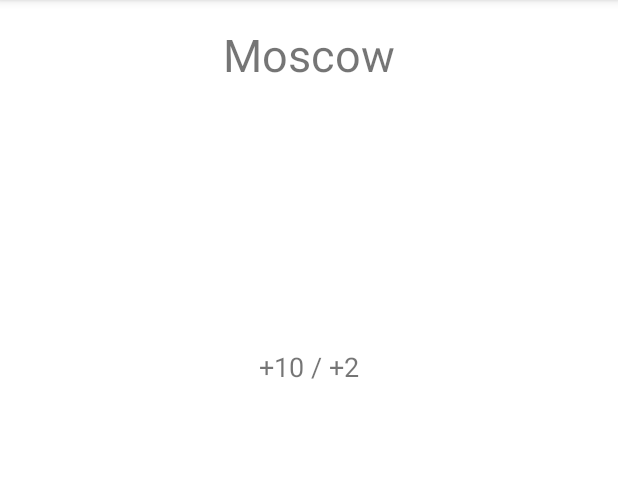
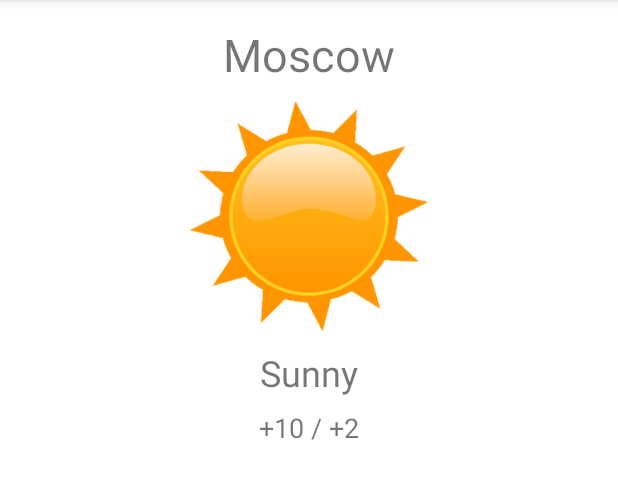
Before and after one commit to AlexStein/android-weather-app, an Android app: the screen it shows after launch (MainActivity), on a phone screen of 412 x 824 dp, the part 84-583 px from its top. Run offline under Robolectric (Android 15) with nearby library versions, the phone set to English and light mode, and no system bars.

Commit message:
Lesson 3 homework: Activity lifecycle log, Restore state, Presenter singleton

```diff
--- /dev/null
+++ b/app/src/main/java/ru/softmine/weatherapp/BundleKeys.java
@@ -0,0 +1,6 @@
+package ru.softmine.weatherapp;
+
+public class BundleKeys {
+    public static final String FORECAST = "forecastKey";
+    public static final String TEMPERATURE = "temperatureKey";
+}
--- /dev/null
+++ b/app/src/main/java/ru/softmine/weatherapp/CityPresenter.java
@@ -0,0 +1,32 @@
+package ru.softmine.weatherapp;
+
+/**
+ * Синглтон для хранения текущего города
+ */
+public class CityPresenter {
+
+    private static CityPresenter instance;
+    private static final Object obj = new Object();
+    private String cityName;
+
+    private CityPresenter() {
+        this.cityName = "";
+    }
+
+    public String getCityName() {
+        return cityName;
+    }
+
+    public void setCityName(String cityName) {
+        this.cityName = cityName;
+    }
+
+    public static CityPresenter getInstance() {
+        synchronized (obj) {
+            if (instance == null) {
+                instance = new CityPresenter();
+            }
+            return instance;
+        }
+    }
+}
--- a/app/src/main/java/ru/softmine/weatherapp/MainActivity.java
+++ b/app/src/main/java/ru/softmine/weatherapp/MainActivity.java
@@ -2,26 +2,168 @@ package ru.softmine.weatherapp;
 
 import android.content.Intent;
 import android.os.Bundle;
+import android.util.Log;
 import android.view.View;
+import android.widget.ImageView;
+import android.widget.TextView;
+import android.widget.Toast;
 
+import androidx.annotation.NonNull;
 import androidx.appcompat.app.AppCompatActivity;
 
 public class MainActivity extends AppCompatActivity {
 
-    String currentCity;
+    private static final boolean DEBUG = true;
+    private static final String TAG = MainActivity.class.getName();
+
+    private TextView cityNameTextView;
+    private TextView forecastTextView;
+    private TextView tempsTextView;
+    private ImageView weatherIconImageView;
 
     @Override
     protected void onCreate(Bundle savedInstanceState) {
         super.onCreate(savedInstanceState);
         setContentView(R.layout.activity_main);
 
-        currentCity = getResources().getString(R.string.moscow_city);
+        if (DEBUG) {
+            Log.d(TAG, "onCreate()");
+            if (savedInstanceState != null) {
+                Log.d(TAG, "Повторный запуск.");
+            } else {
+                Log.d(TAG, "Первый запуск.");
+            }
+        }
+
+        Toast.makeText(getApplicationContext(), "onCreate()", Toast.LENGTH_SHORT).show();
+
+        cityNameTextView = findViewById(R.id.cityNameTextView);
+        forecastTextView = findViewById(R.id.forecastTextView);
+        tempsTextView = findViewById(R.id.tempsTextView);
+        weatherIconImageView = findViewById(R.id.weatherIconImageView);
+
+        // Первый запуск, заполняем значениями по умолчанию
+        if (savedInstanceState == null) {
+            String cityName = getResources().getString(R.string.moscow_city);
+            String forecast = getResources().getString(R.string.forecastSunny);;
+            String temperature = getResources().getString(R.string.temperature_example);
+
+            forecastTextView.setText(forecast);
+            tempsTextView.setText(temperature);
+            // Иконку будет выставлять в зависимости от значения forecast
+            weatherIconImageView.setImageResource(R.drawable.sunny);
+
+            CityPresenter.getInstance().setCityName(cityName);
+        }
     }
 
+    @Override
+    protected void onRestart() {
+        super.onRestart();
 
+        if (DEBUG) {
+            Log.d(TAG, "onRestart()");
+        }
+
+        Toast.makeText(getApplicationContext(), "onRestart()", Toast.LENGTH_SHORT).show();
+    }
+
+    @Override
+    protected void onStart() {
+        super.onStart();
+
+        if (DEBUG) {
+            Log.d(TAG, "onStart()");
+        }
+
+        Toast.makeText(getApplicationContext(), "onStart()", Toast.LENGTH_SHORT).show();
+    }
+
+    @Override
+    protected void onRestoreInstanceState(@NonNull Bundle savedInstanceState) {
+        super.onRestoreInstanceState(savedInstanceState);
+
+        if (DEBUG) {
+            Log.d(TAG, "onRestoreInstanceState()");
+        }
+
+        Toast.makeText(getApplicationContext(), "onRestoreInstanceState()", Toast.LENGTH_SHORT).show();
+
+        // При восстановлении состояния выводим значение температуры и прогноза
+        String forecast = savedInstanceState.getString(BundleKeys.FORECAST);
+        String temperature = savedInstanceState.getString(BundleKeys.TEMPERATURE);
+
+        forecastTextView.setText(forecast);
+        tempsTextView.setText(temperature);
+        // Иконку будет выставлять в зависимости от значения forecast
+        weatherIconImageView.setImageResource(R.drawable.sunny);
+    }
+
+    @Override
+    protected void onResume() {
+        super.onResume();
+
+        if (DEBUG) {
+            Log.d(TAG, "onResume()");
+        }
+
+        Toast.makeText(getApplicationContext(), "onResume()", Toast.LENGTH_SHORT).show();
+
+        cityNameTextView.setText(CityPresenter.getInstance().getCityName());
+    }
+
+    @Override
+    protected void onPause() {
+        super.onPause();
+    }
+
+    @Override
+    protected void onSaveInstanceState(@NonNull Bundle outState) {
+        super.onSaveInstanceState(outState);
+
+        if (DEBUG) {
+            Log.d(TAG, "onSaveInstanceState()");
+        }
+
+        Toast.makeText(getApplicationContext(), "onSaveInstanceState()", Toast.LENGTH_SHORT).show();
+
+        // Сохраняем значения температуры и прогноза
+        String forecast = forecastTextView.getText().toString();
+        String temperature = tempsTextView.getText().toString();
+
+        outState.putString(BundleKeys.FORECAST, forecast);
+        outState.putString(BundleKeys.TEMPERATURE, temperature);
+    }
+
+    @Override
+    protected void onStop() {
+        super.onStop();
+
+        if (DEBUG) {
+            Log.d(TAG, "onStop()");
+        }
+
+        Toast.makeText(getApplicationContext(), "onStop()", Toast.LENGTH_SHORT).show();
+    }
+
+    @Override
+    protected void onDestroy() {
+        super.onDestroy();
+
+        if (DEBUG) {
+            Log.d(TAG, "onDestroy()");
+        }
+
+        Toast.makeText(getApplicationContext(), "onDestroy()", Toast.LENGTH_SHORT).show();
+    }
+
+    /**
+     * Переход на выбор города, по клику на наименовании текущего города
+     *
+     * @param view TextView с именем города @id/cityName
+     */
     public void cityOnClick(View view) {
         Intent intent = new Intent(this, SelectCityActivity.class);
-        intent.putExtra("current_city", currentCity);
         startActivity(intent);
     }
 }
--- a/app/src/main/res/layout/activity_main.xml
+++ b/app/src/main/res/layout/activity_main.xml
@@ -13,44 +13,56 @@
         tools:context=".MainActivity">
 
         <ImageView
-            android:id="@+id/imageView"
+            android:id="@+id/weatherIconImageView"
             android:layout_width="@dimen/image_size"
             android:layout_height="@dimen/image_size"
             android:layout_marginTop="@dimen/margin_top"
             android:contentDescription="@string/forecast_icon_description"
             android:scaleType="centerCrop"
             android:visibility="visible"
+            android:src="@drawable/sunny"
             app:layout_constraintEnd_toEndOf="parent"
             app:layout_constraintHorizontal_bias="0.5"
             app:layout_constraintStart_toStartOf="parent"
-            app:layout_constraintTop_toTopOf="parent"
-            tools:srcCompat="@drawable/sunny"
-            tools:visibility="visible" />
+            app:layout_constraintTop_toTopOf="parent" />
 
         <TextView
-            android:id="@+id/dayNightTemps"
+            android:id="@+id/tempsTextView"
             android:layout_width="match_parent"
             android:layout_height="wrap_content"
-            android:layout_marginTop="8dp"
-            android:text="@string/temperature_example"
+            android:layout_marginTop="@dimen/text_view_padding"
+            android:text=""
             android:textAlignment="center"
             android:textSize="@dimen/labels_text_size"
-            app:layout_constraintTop_toBottomOf="@+id/imageView"
-            tools:layout_editor_absoluteX="177dp" />
+            app:layout_constraintEnd_toEndOf="parent"
+            app:layout_constraintStart_toStartOf="parent"
+            app:layout_constraintTop_toBottomOf="@+id/forecastTextView" />
 
         <TextView
-            android:id="@+id/cityName"
+            android:id="@+id/cityNameTextView"
             android:layout_width="409dp"
             android:layout_height="wrap_content"
             android:layout_marginTop="@dimen/city_text_margin"
             android:onClick="cityOnClick"
-            android:text="@string/moscow_city"
+            android:text=""
             android:textAlignment="center"
             android:textSize="@dimen/city_text_size"
             app:layout_constraintEnd_toEndOf="parent"
             app:layout_constraintStart_toStartOf="parent"
             app:layout_constraintTop_toTopOf="parent" />
 
+        <TextView
+            android:id="@+id/forecastTextView"
+            android:layout_width="409dp"
+            android:layout_height="wrap_content"
+            android:layout_marginTop="@dimen/text_view_padding"
+            android:text=""
+            android:textAlignment="center"
+            android:textSize="24sp"
+            app:layout_constraintEnd_toEndOf="parent"
+            app:layout_constraintStart_toStartOf="parent"
+            app:layout_constraintTop_toBottomOf="@+id/weatherIconImageView" />
+
     </androidx.constraintlayout.widget.ConstraintLayout>
 
 </androidx.coordinatorlayout.widget.CoordinatorLayout>
--- a/app/src/main/res/values/strings.xml
+++ b/app/src/main/res/values/strings.xml
@@ -12,4 +12,5 @@
     <string name="title_activity_select_city_activity">Select City</string>
     <string name="choose_from_popular_list">Or choose from popular list</string>
     <string name="enter_your_city">Enter your city</string>
+    <string name="forecastSunny">Sunny</string>
 </resources>
```
Also changed, not shown: app/src/main/java/ru/softmine/weatherapp/SelectCityActivity.java (+6 -6 lines), 1 other file.
